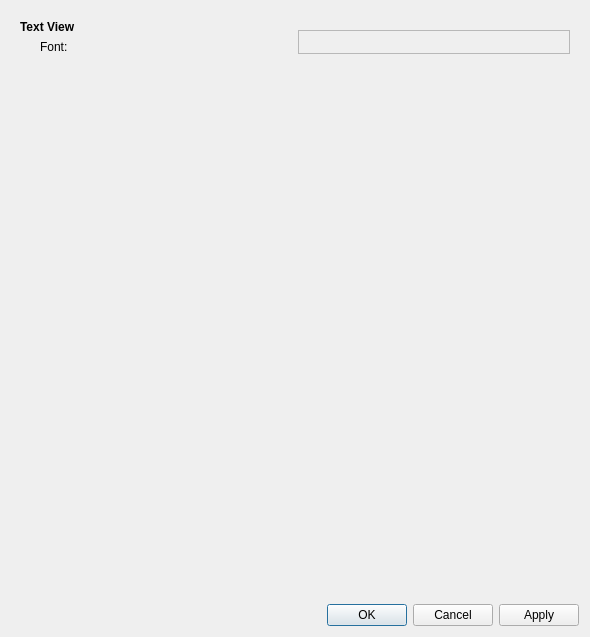
Before: the Qt Designer form src/gui/PreferencesDialog.ui in tomvodi/QTail, drawn with Qt 5.
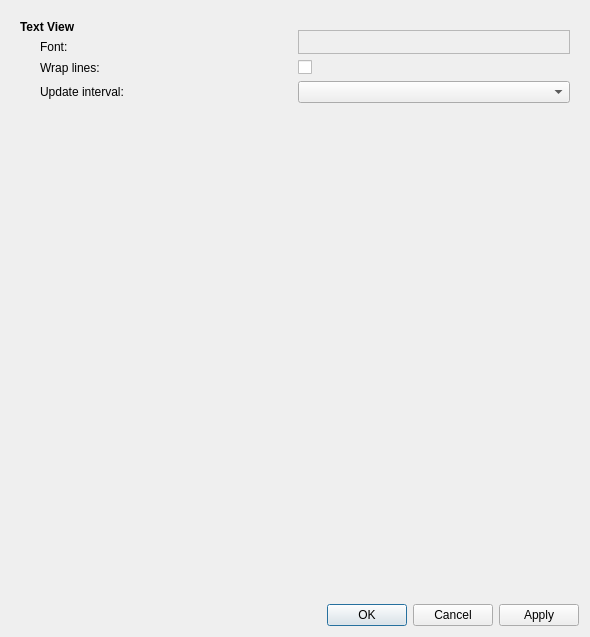
After: the same form once the commit is applied. Custom widgets are drawn as their Qt base class.

Patch:
```diff
--- a/src/gui/PreferencesDialog.ui
+++ b/src/gui/PreferencesDialog.ui
@@ -37,7 +37,7 @@
         </property>
        </widget>
       </item>
-      <item row="3" column="0">
+      <item row="5" column="0">
        <spacer name="verticalSpacer">
         <property name="orientation">
          <enum>Qt::Vertical</enum>
@@ -62,6 +62,42 @@
         </property>
        </widget>
       </item>
+      <item row="3" column="1">
+       <widget class="QCheckBox" name="checkBox">
+        <property name="text">
+         <string/>
+        </property>
+       </widget>
+      </item>
+      <item row="4" column="1">
+       <widget class="QComboBox" name="comboBox"/>
+      </item>
+      <item row="3" column="0">
+       <widget class="QLabel" name="label">
+        <property name="toolTip">
+         <string>Wrap lines at right edge of text view</string>
+        </property>
+        <property name="text">
+         <string>Wrap lines:</string>
+        </property>
+        <property name="indent">
+         <number>20</number>
+        </property>
+       </widget>
+      </item>
+      <item row="4" column="0">
+       <widget class="QLabel" name="label_2">
+        <property name="toolTip">
+         <string>Update interval of the text view</string>
+        </property>
+        <property name="text">
+         <string>Update interval:</string>
+        </property>
+        <property name="indent">
+         <number>20</number>
+        </property>
+       </widget>
+      </item>
      </layout>
     </widget>
    </item>
```
Left out of the diff: 3 changed lines with no effect on the pictures.
